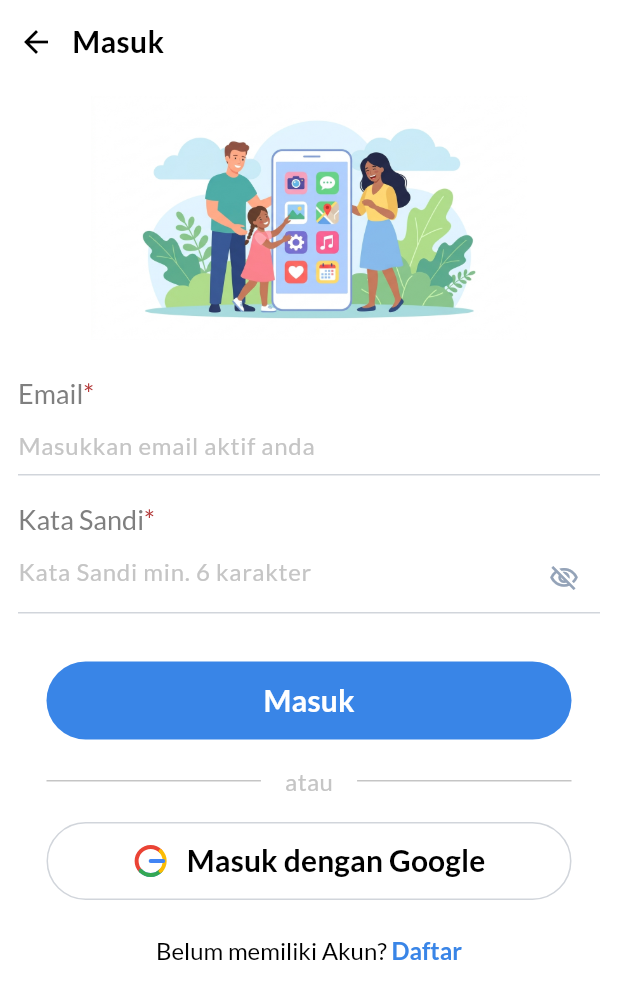
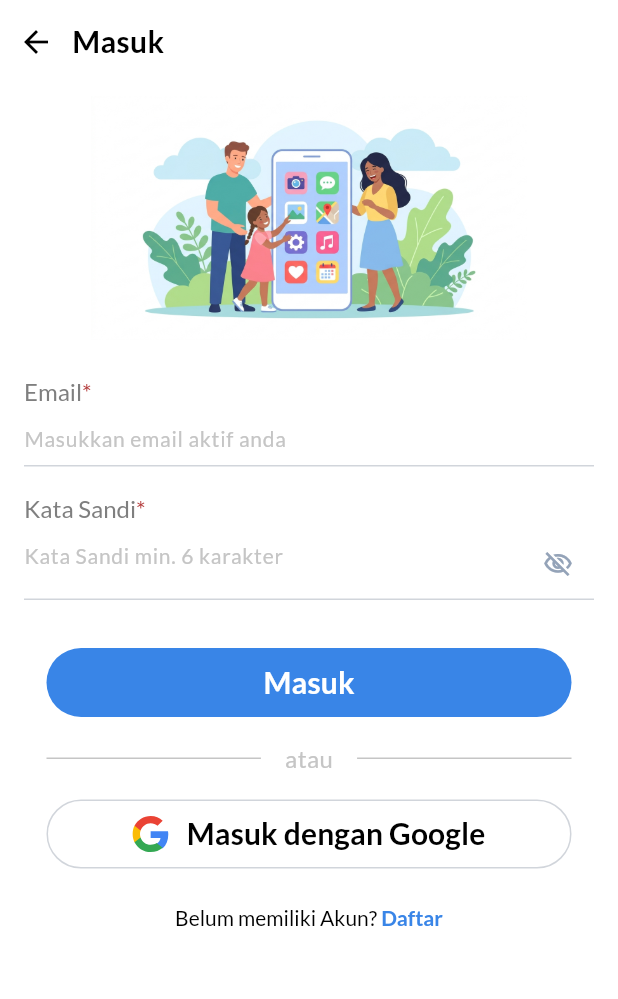
Before and after one commit to g41241543-lab/Pediagrow, a Flutter app: the screen it shows after launch, after a tap on "Masuk", on a phone screen of 412 x 824 dp. Shown: the top 999 px of the screen. Run offline on Flutter 3.47's test engine with Material 3 defaults, Android fonts, the phone set to English and light mode, and no system bars; our stand-ins replace google_fonts, sqflite; accounts and stored records are empty.

Commit message:
Changes to be committed: 	modified:   lib/features/auth/login_page.dart

```diff
--- a/lib/features/auth/login_page.dart
+++ b/lib/features/auth/login_page.dart
@@ -21,11 +21,11 @@ import '../pengguna/beranda/beranda_page.dart';
 ///    - Email (valid Gmail)
 ///    - Kata Sandi (min 6 karakter)
 /// 5. Visual border: normal abu-abu, fokus biru (#3985E7), error merah (#B13535).
-/// 6. Tombol "Masuk" (350x52, #3985E7, Lato Bold 20 putih).
+/// 6. Tombol "Masuk" (350x46, #3985E7, Lato Bold 20 putih).
 /// 7. Pemisah "atau" (Lato 16, #C5C5C5).
-/// 8. Tombol "Masuk dengan Google" (350x52, border, Lato Bold 20 #000000).
+/// 8. Tombol "Masuk dengan Google" (350x46, border, Lato Bold 20 #000000).
 /// 9. Footer: Belum memiliki Akun? Daftar (menuju RegisterPage).
-/// 10. Seluruh batas konten berada 12dp dari pinggir kiri dan kanan layar.
+/// 10. Seluruh batas konten berada 16dp dari pinggir kiri dan kanan layar.
 class LoginPage extends StatefulWidget {
   const LoginPage({super.key});
 
@@ -269,7 +269,7 @@ class _LoginPageState extends State<LoginPage> {
               Expanded(
                 child: SingleChildScrollView(
                   physics: const ClampingScrollPhysics(),
-                  padding: const EdgeInsets.symmetric(horizontal: 12.0),
+                  padding: const EdgeInsets.symmetric(horizontal: 16.0),
                   child: Form(
                     key: _formKey,
                     autovalidateMode: _autoValidateMode,
@@ -307,7 +307,8 @@ class _LoginPageState extends State<LoginPage> {
                           keyboardType: TextInputType.emailAddress,
                           textInputAction: TextInputAction.next,
                           style: GoogleFonts.lato(
-                            fontSize: 16,
+                            fontSize: 14,
+                            fontWeight: FontWeight.normal,
                             color: const Color(0xFF1E293B),
                           ),
                           decoration: _buildInputDecoration(
@@ -340,7 +341,8 @@ class _LoginPageState extends State<LoginPage> {
                           textInputAction: TextInputAction.done,
                           onFieldSubmitted: (_) => _handleLogin(),
                           style: GoogleFonts.lato(
-                            fontSize: 16,
+                            fontSize: 14,
+                            fontWeight: FontWeight.normal,
                             color: const Color(0xFF1E293B),
                           ),
                           decoration: _buildInputDecoration(
@@ -373,12 +375,12 @@ class _LoginPageState extends State<LoginPage> {
 
                         const SizedBox(height: 32),
 
-                        // 4. Tombol Masuk (width: 350, height: 52)
+                        // 4. Tombol Masuk (width: 350, height: 46)
                         Center(
                           child: SizedBox(
                             width: math.min(
-                                350.0, MediaQuery.of(context).size.width - 24),
-                            height: 52.0,
+                                350.0, MediaQuery.of(context).size.width - 32),
+                            height: 46.0,
                             child: ElevatedButton(
                               key: const Key('login_button'),
                               onPressed: _handleLogin,
@@ -411,7 +413,7 @@ class _LoginPageState extends State<LoginPage> {
                         Center(
                           child: SizedBox(
                             width: math.min(
-                                350.0, MediaQuery.of(context).size.width - 24),
+                                350.0, MediaQuery.of(context).size.width - 32),
                             child: Row(
                               children: [
                                 const Expanded(
@@ -445,12 +447,12 @@ class _LoginPageState extends State<LoginPage> {
 
                         const SizedBox(height: 16),
 
-                        // 6. Tombol Masuk dengan Google (width: 350, height: 52)
+                        // 6. Tombol Masuk dengan Google (width: 350, height: 46)
                         Center(
                           child: SizedBox(
                             width: math.min(
-                                350.0, MediaQuery.of(context).size.width - 24),
-                            height: 52.0,
+                                350.0, MediaQuery.of(context).size.width - 32),
+                            height: 46.0,
                             child: OutlinedButton(
                               key: const Key('google_login_button'),
                               onPressed: _showGoogleAccountPicker,
@@ -498,7 +500,8 @@ class _LoginPageState extends State<LoginPage> {
                             textAlign: TextAlign.center,
                             text: TextSpan(
                               style: GoogleFonts.lato(
-                                fontSize: 16,
+                                fontSize: 14,
+                                fontWeight: FontWeight.normal,
                                 color: const Color(0xFF000000),
                               ),
                               children: [
@@ -508,7 +511,7 @@ class _LoginPageState extends State<LoginPage> {
                                 TextSpan(
                                   text: 'Daftar',
                                   style: GoogleFonts.lato(
-                                    fontSize: 16,
+                                    fontSize: 14,
                                     color: const Color(0xFF3985E7),
                                     fontWeight: FontWeight.bold,
                                   ),
@@ -582,7 +585,7 @@ class _LoginPageState extends State<LoginPage> {
     );
   }
 
-  /// Judul setiap TextFormField (Lato reguler 18 #7F7F7F) + bintang merah (#B13535).
+  /// Judul setiap TextFormField (Lato reguler 16 #7F7F7F) + bintang merah (#B13535).
   Widget _buildFieldTitle(String label) {
     return Padding(
       padding: const EdgeInsets.only(bottom: 4.0),
@@ -590,7 +593,7 @@ class _LoginPageState extends State<LoginPage> {
         text: TextSpan(
           text: label,
           style: GoogleFonts.lato(
-            fontSize: 18,
+            fontSize: 16,
             fontWeight: FontWeight.normal,
             color: const Color(0xFF7F7F7F),
           ),
@@ -598,7 +601,7 @@ class _LoginPageState extends State<LoginPage> {
             TextSpan(
               text: '*',
               style: GoogleFonts.lato(
-                fontSize: 18,
+                fontSize: 16,
                 fontWeight: FontWeight.normal,
                 color: const Color(0xFFB13535),
               ),
@@ -622,7 +625,7 @@ class _LoginPageState extends State<LoginPage> {
       contentPadding: const EdgeInsets.only(top: 8, bottom: 8),
       hintText: hintText,
       hintStyle: GoogleFonts.lato(
-        fontSize: 16,
+        fontSize: 14,
         fontWeight: FontWeight.normal,
         color: const Color(0xFFC5C5C5),
       ),
@@ -653,7 +656,7 @@ class _LoginPageState extends State<LoginPage> {
   }
 }
 
-/// Logo 'G' Google dengan 4 warna resmi (Biru, Merah, Kuning, Hijau).
+/// Logo 'G' Google resmi saat ini dengan 4 warna (Biru, Merah, Kuning, Hijau).
 class _GoogleGLogo extends StatelessWidget {
   final double size;
   const _GoogleGLogo({required this.size});
@@ -662,61 +665,84 @@ class _GoogleGLogo extends StatelessWidget {
   Widget build(BuildContext context) {
     return CustomPaint(
       size: Size(size, size),
-      painter: _GoogleGPainter(),
+      painter: const _GoogleGPainter(),
     );
   }
 }
 
 class _GoogleGPainter extends CustomPainter {
+  const _GoogleGPainter();
+
   @override
   void paint(Canvas canvas, Size size) {
-    final double cx = size.width / 2;
-    final double cy = size.height / 2;
-    final double r = size.width / 2;
-    const double strokeW = 0.22; // relatif terhadap radius
+    canvas.save();
+    canvas.scale(size.width / 24.0, size.height / 24.0);
 
+    // 1. Biru (#4285F4) - Palang horizontal dan lengkungan kanan
     final paintBlue = Paint()
       ..color = const Color(0xFF4285F4)
-      ..style = PaintingStyle.stroke
-      ..strokeWidth = r * strokeW
-      ..strokeCap = StrokeCap.round;
+      ..style = PaintingStyle.fill;
+    final pathBlue = Path()
+      ..moveTo(23.75, 12.27)
+      ..cubicTo(23.75, 11.57, 23.69, 10.87, 23.56, 10.2)
+      ..lineTo(12.0, 10.2)
+      ..lineTo(12.0, 14.71)
+      ..lineTo(18.6, 14.71)
+      ..cubicTo(18.31, 16.23, 17.46, 17.53, 16.2, 18.39)
+      ..lineTo(16.2, 21.44)
+      ..lineTo(20.08, 21.44)
+      ..cubicTo(22.35, 19.35, 23.75, 16.27, 23.75, 12.27)
+      ..close();
+    canvas.drawPath(pathBlue, paintBlue);
 
+    // 2. Hijau (#34A853) - Lengkungan bawah
+    final paintGreen = Paint()
+      ..color = const Color(0xFF34A853)
+      ..style = PaintingStyle.fill;
+    final pathGreen = Path()
+      ..moveTo(12.0, 24.0)
+      ..cubicTo(15.24, 24.0, 17.95, 22.92, 19.93, 21.09)
+      ..lineTo(16.05, 18.04)
+      ..cubicTo(14.97, 18.76, 13.6, 19.2, 12.0, 19.2)
+      ..cubicTo(8.88, 19.2, 6.23, 17.1, 5.28, 14.27)
+      ..lineTo(1.25, 14.27)
+      ..lineTo(1.25, 17.42)
+      ..cubicTo(3.26, 21.36, 7.33, 24.0, 12.0, 24.0)
+      ..close();
+    canvas.drawPath(pathGreen, paintGreen);
+
+    // 3. Kuning (#FBBC05) - Lengkungan kiri
+    final paintYellow = Paint()
+      ..color = const Color(0xFFFBBC05)
+      ..style = PaintingStyle.fill;
+    final pathYellow = Path()
+      ..moveTo(5.28, 14.27)
+      ..cubicTo(5.03, 13.55, 4.9, 12.78, 4.9, 12.0)
+      ..cubicTo(4.9, 11.22, 5.03, 10.45, 5.28, 9.73)
+      ..lineTo(5.28, 6.58)
+      ..lineTo(1.25, 6.58)
+      ..cubicTo(0.45, 8.18, 0.0, 9.99, 0.0, 12.0)
+      ..cubicTo(0.0, 14.01, 0.45, 15.82, 1.25, 17.42)
+      ..lineTo(5.28, 14.27)
+      ..close();
+    canvas.drawPath(pathYellow, paintYellow);
+
+    // 4. Merah (#EA4335) - Lengkungan atas
     final paintRed = Paint()
       ..color = const Color(0xFFEA4335)
-      ..style = PaintingStyle.stroke
-      ..strokeWidth = r * strokeW
-      ..strokeCap = StrokeCap.round;
+      ..style = PaintingStyle.fill;
+    final pathRed = Path()
+      ..moveTo(12.0, 4.75)
+      ..cubicTo(13.77, 4.75, 15.35, 5.36, 16.6, 6.55)
+      ..lineTo(20.02, 3.13)
+      ..cubicTo(17.95, 1.19, 15.24, 0.0, 12.0, 0.0)
+      ..cubicTo(7.33, 0.0, 3.26, 2.64, 1.25, 6.58)
+      ..lineTo(5.28, 9.73)
+      ..cubicTo(6.23, 6.9, 8.88, 4.75, 12.0, 4.75)
+      ..close();
+    canvas.drawPath(pathRed, paintRed);
 
-    final paintYellow = Paint()
-      ..color = const Color(0xFFFBBC04)
-      ..style = PaintingStyle.stroke
-      ..strokeWidth = r * strokeW
-      ..strokeCap = StrokeCap.round;
-
-    final paintGreen = Paint()
-      ..color = const Color(0xFF34A853)
-      ..style = PaintingStyle.stroke
-      ..strokeWidth = r * strokeW
-      ..strokeCap = StrokeCap.round;
-
-    // Lingkaran arc: mulai dari kanan (0°), berlawanan jarum jam
-    // Merah: kanan-atas (dari ~315° ke 90°)
-    final arcRect = Rect.fromCircle(center: Offset(cx, cy), radius: r * 0.78);
-
-    canvas.drawArc(arcRect, -math.pi * 0.25, -math.pi * 1.0, false, paintRed);
-    canvas.drawArc(arcRect, math.pi * 0.75, -math.pi * 0.5, false, paintBlue);
-    canvas.drawArc(arcRect, math.pi * 0.25, math.pi * 0.5, false, paintGreen);
-    canvas.drawArc(arcRect, -math.pi * 0.25, math.pi * 0.5, false, paintYellow);
-
-    // Garis horizontal 'G' (bagian tengah)
-    final double gLineY = cy;
-    final double gLineX1 = cx;
-    final double gLineX2 = cx + r * 0.7;
-    canvas.drawLine(
-      Offset(gLineX1, gLineY),
-      Offset(gLineX2, gLineY),
-      paintBlue,
-    );
+    canvas.restore();
   }
 
   @override
```
